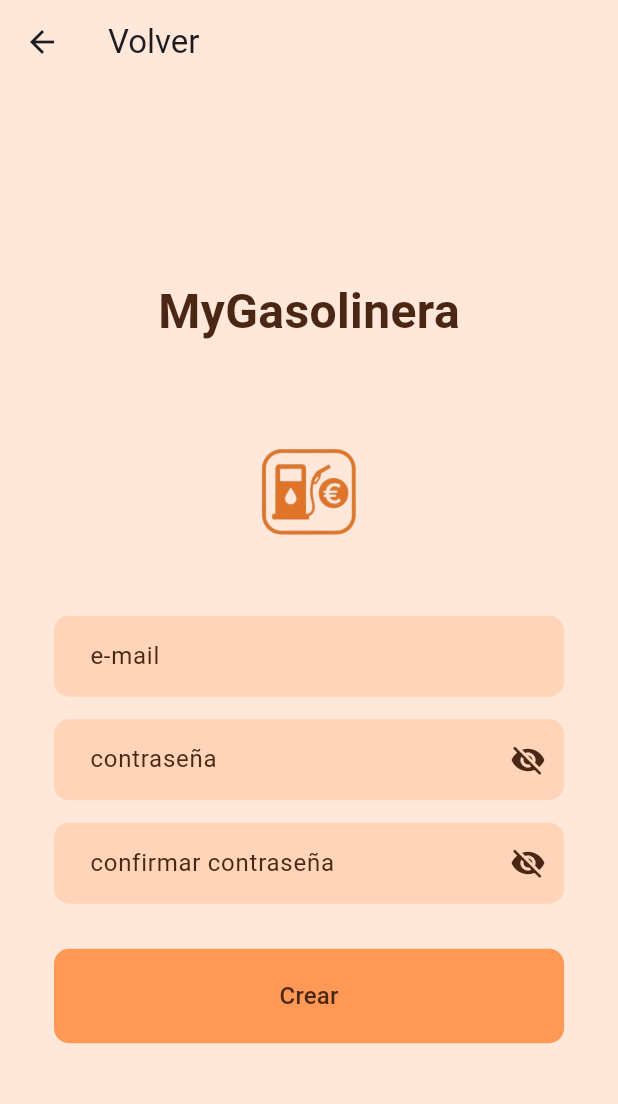
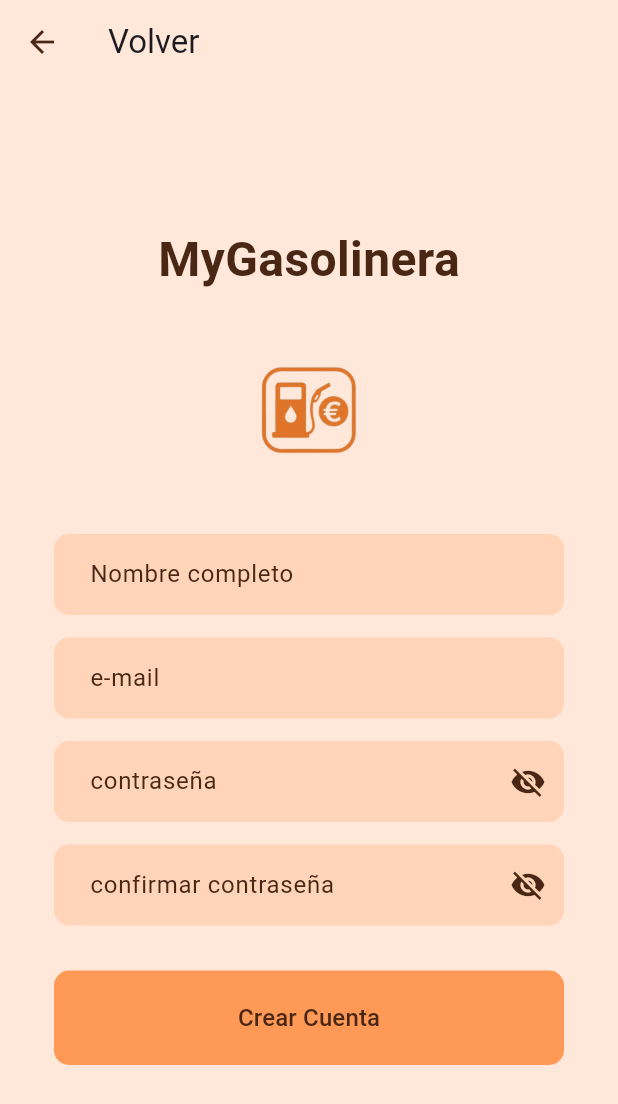
Before and after one commit to oskar4231/MyGasolineraFlutter, a Flutter app: the CrearScreen screen opened directly, on a phone screen of 412 x 824 dp. Shown: the top 1104 px of the screen. Run offline on Flutter 3.47's test engine with Material 3 defaults, Android fonts, the phone set to English and light mode, and no system bars; our stand-ins replace geolocator, google_maps_flutter, image_picker, permission_handler.

```diff
--- a/lib/Inicio/crear_cuenta/crear.dart
+++ b/lib/Inicio/crear_cuenta/crear.dart
@@ -1,4 +1,6 @@
 import 'package:flutter/material.dart';
+import 'package:http/http.dart' as http;
+import 'dart:convert';
 
 void main() {
   runApp(const Crear());
@@ -10,7 +12,7 @@ class Crear extends StatelessWidget {
   @override
   Widget build(BuildContext context) {
     return MaterialApp(
-      title: 'Crear Cuenta 2.0',
+      title: 'Crear Cuenta MyGasolinera',
       theme: ThemeData(
         primarySwatch: Colors.orange,
       ),
@@ -32,38 +34,98 @@ class _CrearScreenState extends State<CrearScreen> {
   final _emailController = TextEditingController();
   final _passwordController = TextEditingController();
   final _confirmPasswordController = TextEditingController();
+  final _nombreController = TextEditingController(); // Nuevo campo
   bool _obscurePassword = true;
   bool _obscureConfirmPassword = true;
+  bool _isLoading = false;
 
   @override
   void dispose() {
     _emailController.dispose();
     _passwordController.dispose();
     _confirmPasswordController.dispose();
+    _nombreController.dispose();
     super.dispose();
   }
 
-  void _handleCrear() {
+  // Función para registrar usuario en el backend
+  Future<void> _registrarUsuario() async {
     if (_formKey.currentState!.validate()) {
-      // Aquí iría la lógica de registro
+      setState(() {
+        _isLoading = true;
+      });
+
+      try {
+        final response = await http.post(
+          Uri.parse('http://localhost:3000/register'), //Chrome
+          // Uri.parse('http://10.0.2.2:3000/register'), // Android emulator
+          // Uri.parse('http://localhost:3000/register'), // iOS simulator
+          headers: {
+            'Content-Type': 'application/json',
+          },
+          body: json.encode({
+            'email': _emailController.text.trim(),
+            'password': _passwordController.text,
+            'nombre': _nombreController.text.trim(),
+          }),
+        );
+
+        final responseData = json.decode(response.body);
+
+        if (response.statusCode == 201) {
+          // Registro exitoso
           ScaffoldMessenger.of(context).showSnackBar(
-        const SnackBar(
-          content: Text('Cuenta creada exitosamente'),
+            SnackBar(
+              content: Text(responseData['message']),
               backgroundColor: Colors.green,
             ),
           );
+
+          // Opcional: Navegar a login o home
+          print('Usuario registrado: ${responseData['user']['email']}');
+          print('Token: ${responseData['token']}');
+
+          // Limpiar formulario
+          _formKey.currentState!.reset();
+
+        } else {
+          // Error del servidor
+          ScaffoldMessenger.of(context).showSnackBar(
+            SnackBar(
+              content: Text(responseData['message'] ?? 'Error desconocido'),
+              backgroundColor: Colors.red,
+            ),
+          );
+        }
+      } catch (error) {
+        // Error de conexión
+        ScaffoldMessenger.of(context).showSnackBar(
+          SnackBar(
+            content: Text('Error de conexión: $error'),
+            backgroundColor: Colors.red,
+          ),
+        );
+        print('Error de conexión: $error');
+      } finally {
+        setState(() {
+          _isLoading = false;
+        });
+      }
     }
   }
 
   @override
   Widget build(BuildContext context) {
     return Scaffold(
-      // Fondo de toda la página según lo solicitado
       backgroundColor: const Color(0xFFFFE8DA),
       appBar: AppBar(
         title: const Text('Volver'),
         backgroundColor: Colors.transparent,
         elevation: 0,
+        leading: IconButton(
+          icon: const Icon(Icons.arrow_back, color: Color(0xFF492714)),
+          onPressed: () => Navigator.of(context).pop(),
+        ),
       ),
       body: Center(
         child: SingleChildScrollView(
@@ -76,10 +138,10 @@ class _CrearScreenState extends State<CrearScreen> {
                 child: Column(
                   mainAxisSize: MainAxisSize.min,
                   children: [
-                    const SizedBox(height: 40),
+                    const SizedBox(height: 20),
 
                     Container(
-                      margin: const EdgeInsets.only(bottom: 50.0),
+                      margin: const EdgeInsets.only(bottom: 30.0),
                       child: const Text(
                         'MyGasolinera',
                         style: TextStyle(
@@ -99,6 +161,34 @@ class _CrearScreenState extends State<CrearScreen> {
                         fit: BoxFit.contain,
                       ),
                     ),
+
+                    // Campo de nombre (NUEVO)
+                    TextFormField(
+                      controller: _nombreController,
+                      decoration: InputDecoration(
+                        hintText: 'Nombre completo',
+                        hintStyle: const TextStyle(
+                          color: Color(0xFF492714),
+                        ),
+                        filled: true,
+                        fillColor: const Color(0xFFFFD4B8),
+                        border: OutlineInputBorder(
+                          borderRadius: BorderRadius.circular(10),
+                          borderSide: BorderSide.none,
+                        ),
+                        contentPadding: const EdgeInsets.symmetric(
+                          horizontal: 20,
+                          vertical: 15,
+                        ),
+                      ),
+                      validator: (value) {
+                        if (value == null || value.isEmpty) {
+                          return 'Por favor ingresa tu nombre';
+                        }
+                        return null;
+                      },
+                    ),
+                    const SizedBox(height: 15),
 
                     // Campo de email
                     TextFormField(
@@ -226,7 +316,7 @@ class _CrearScreenState extends State<CrearScreen> {
                     SizedBox(
                       width: double.infinity,
                       child: ElevatedButton(
-                        onPressed: _handleCrear,
+                        onPressed: _isLoading ? null : _registrarUsuario,
                         style: ElevatedButton.styleFrom(
                           backgroundColor: const Color(0xFFFF9955),
                           padding: const EdgeInsets.symmetric(vertical: 20),
@@ -235,8 +325,17 @@ class _CrearScreenState extends State<CrearScreen> {
                           ),
                           elevation: 0,
                         ),
-                        child: const Text(
-                          'Crear',
+                        child: _isLoading
+                            ? const SizedBox(
+                                height: 20,
+                                width: 20,
+                                child: CircularProgressIndicator(
+                                  strokeWidth: 2,
+                                  valueColor: AlwaysStoppedAnimation<Color>(Color(0xFF492714)),
+                                ),
+                              )
+                            : const Text(
+                                'Crear Cuenta',
                                 style: TextStyle(
                                   fontSize: 16,
                                   fontWeight: FontWeight.w500,
```
Lines whose indentation alone changed are shown as unchanged.
